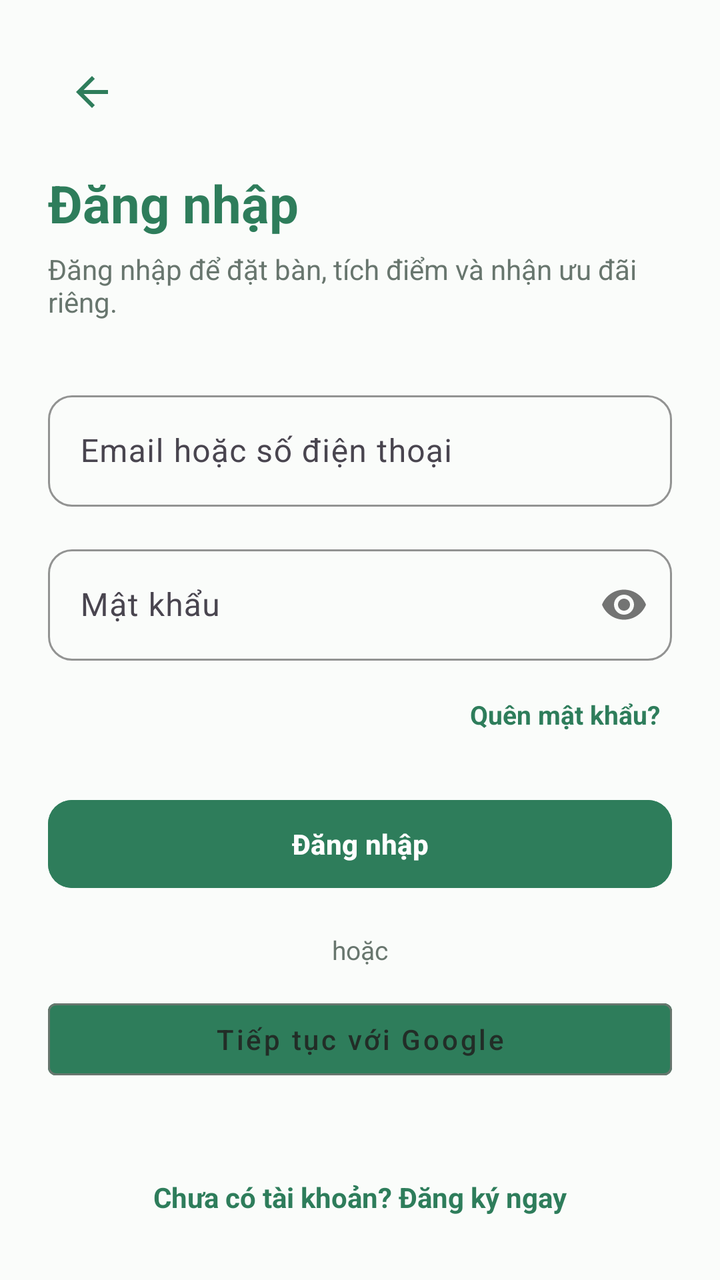
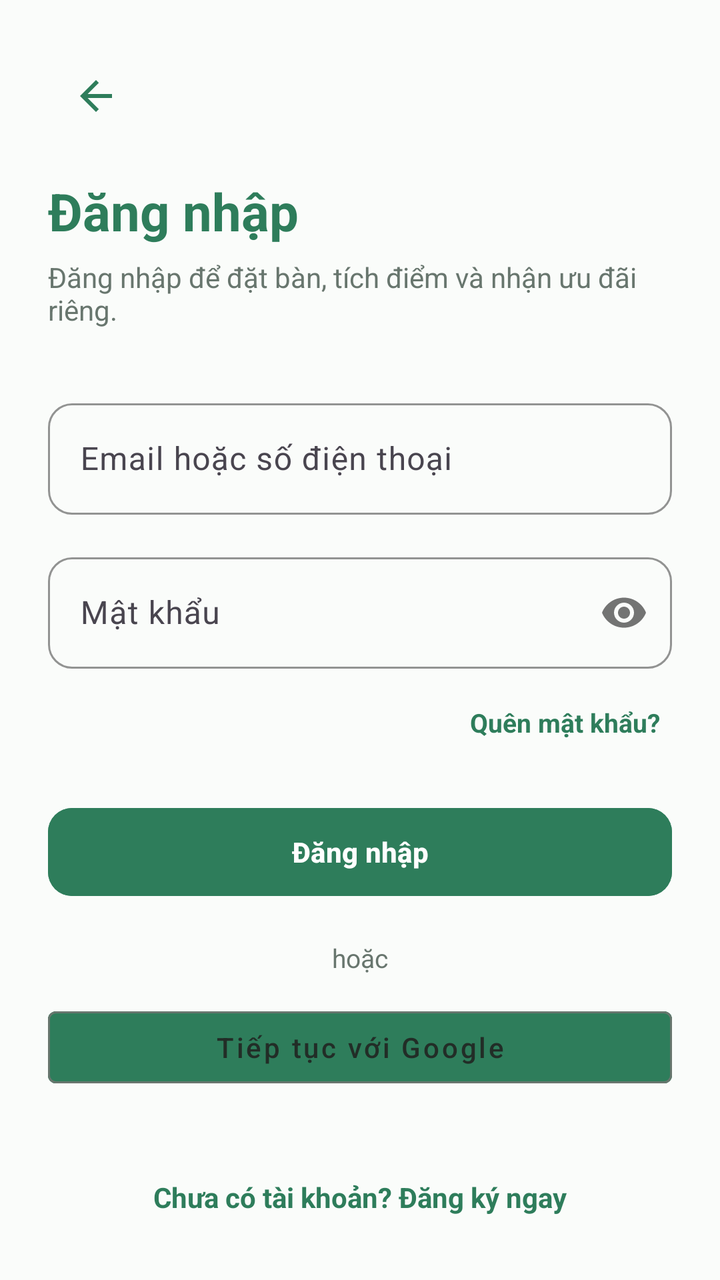

An Android layout rendered at two revisions. The XML below is the earlier revision; the diff shows what the commit changed to produce the second picture.
<!-- AndroidManifest.xml: application theme Theme.VietTable -->
<!-- res/layout/fragment_login.xml -->
<?xml version="1.0" encoding="utf-8"?>
<ScrollView
    xmlns:android="http://schemas.android.com/apk/res/android"
    xmlns:app="http://schemas.android.com/apk/res-auto"
    android:layout_width="match_parent"
    android:layout_height="match_parent"
    android:background="@color/bg_cream"
    android:fillViewport="true">

    <LinearLayout
        android:layout_width="match_parent"
        android:layout_height="wrap_content"
        android:orientation="vertical"
        android:padding="24dp"
        android:tag="safe_all">

        <ImageButton
            android:id="@+id/btnBack"
            android:layout_width="44dp"
            android:layout_height="44dp"
            android:background="?attr/selectableItemBackgroundBorderless"
            android:src="@drawable/ic_back"
            app:tint="@color/primary" />

        <TextView
            android:layout_width="wrap_content"
            android:layout_height="wrap_content"
            android:layout_marginTop="16dp"
            android:text="@string/auth_login"
            android:textColor="@color/primary"
            android:textSize="26sp"
            android:textStyle="bold" />

        <TextView
            android:layout_width="wrap_content"
            android:layout_height="wrap_content"
            android:layout_marginTop="6dp"
            android:text="Đăng nhập để đặt bàn, tích điểm và nhận ưu đãi riêng."
            android:textColor="@color/text_secondary"
            android:textSize="14sp" />

        <com.google.android.material.textfield.TextInputLayout
            android:id="@+id/tilEmail"
            style="@style/Widget.VietTable.TextInputLayout"
            android:layout_width="match_parent"
            android:layout_height="wrap_content"
            android:layout_marginTop="32dp"
            android:hint="@string/auth_email_or_phone">

            <com.google.android.material.textfield.TextInputEditText
                android:id="@+id/etEmail"
                android:layout_width="match_parent"
                android:layout_height="wrap_content"
                android:inputType="textEmailAddress" />
        </com.google.android.material.textfield.TextInputLayout>

        <com.google.android.material.textfield.TextInputLayout
            android:id="@+id/tilPassword"
            style="@style/Widget.VietTable.TextInputLayout"
            android:layout_width="match_parent"
            android:layout_height="wrap_content"
            android:layout_marginTop="16dp"
            android:hint="@string/auth_password"
            app:passwordToggleEnabled="true">

            <com.google.android.material.textfield.TextInputEditText
                android:id="@+id/etPassword"
                android:layout_width="match_parent"
                android:layout_height="wrap_content"
                android:inputType="textPassword" />
        </com.google.android.material.textfield.TextInputLayout>

        <TextView
            android:id="@+id/btnForgotPassword"
            android:layout_width="wrap_content"
            android:layout_height="wrap_content"
            android:layout_gravity="end"
            android:layout_marginTop="12dp"
            android:padding="6dp"
            android:text="@string/auth_forgot_password"
            android:textColor="@color/primary"
            android:textSize="13sp"
            android:textStyle="bold" />

        <TextView
            android:id="@+id/tvError"
            android:layout_width="match_parent"
            android:layout_height="wrap_content"
            android:layout_marginTop="12dp"
            android:textColor="@color/semantic_error"
            android:textSize="13sp"
            android:visibility="gone" />

        <com.google.android.material.button.MaterialButton
            android:id="@+id/btnSubmitLogin"
            style="@style/Widget.VietTable.Button.Primary"
            android:layout_width="match_parent"
            android:layout_height="wrap_content"
            android:layout_marginTop="24dp"
            android:text="@string/auth_login" />

        <TextView
            android:layout_width="wrap_content"
            android:layout_height="wrap_content"
            android:layout_gravity="center_horizontal"
            android:layout_marginTop="18dp"
            android:text="@string/auth_or"
            android:textColor="@color/text_secondary"
            android:textSize="13sp" />

        <com.google.android.material.button.MaterialButton
            android:id="@+id/btnGoogleSignIn"
            style="@style/Widget.MaterialComponents.Button.OutlinedButton"
            android:layout_width="match_parent"
            android:layout_height="wrap_content"
            android:layout_marginTop="12dp"
            android:text="@string/auth_continue_with_google"
            android:textAllCaps="false"
            android:textColor="@color/text_primary"
            app:strokeColor="@color/text_secondary" />

        <View
            android:layout_width="match_parent"
            android:layout_height="0dp"
            android:layout_weight="1" />

        <TextView
            android:id="@+id/btnGoRegister"
            android:layout_width="wrap_content"
            android:layout_height="wrap_content"
            android:layout_gravity="center_horizontal"
            android:layout_marginTop="24dp"
            android:padding="8dp"
            android:text="@string/auth_no_account"
            android:textColor="@color/primary"
            android:textSize="14sp"
            android:textStyle="bold" />

    </LinearLayout>
</ScrollView>
<!-- resources referenced by this layout -->
<resources>
  <color name="bg_cream">#FAFCFA</color>
  <color name="primary">#2E7D5B</color>
  <color name="semantic_error">#D32F2F</color>
  <color name="text_primary">#222D27</color>
  <color name="text_secondary">#68766E</color>
  <string name="auth_continue_with_google">Tiếp tục với Google</string>
  <string name="auth_email_or_phone">Email hoặc số điện thoại</string>
  <string name="auth_forgot_password">Quên mật khẩu?</string>
  <string name="auth_login">Đăng nhập</string>
  <string name="auth_or">hoặc</string>
  <string name="auth_password">Mật khẩu</string>
  <dimen name="btn_height_primary">52dp</dimen>
  <dimen name="radius_medium">12dp</dimen>
  <style name="Base.Theme.VietTable" parent="Theme.Material3.Light.NoActionBar">
          
          <item name="colorPrimary">@color/primary</item>
          <item name="colorPrimaryDark">@color/primary_dark</item>
          <item name="colorOnPrimary">@color/on_primary</item>
          <item name="colorPrimaryContainer">@color/primary_container</item>
          <item name="colorOnPrimaryContainer">@color/on_primary_container</item>
  
          <item name="colorSecondary">@color/accent_gold</item>
          <item name="colorOnSecondary">@color/white</item>
          <item name="colorSecondaryContainer">@color/accent_gold_container</item>
          <item name="colorOnSecondaryContainer">@color/accent_gold_dark</item>
  
          <item name="android:colorBackground">@color/bg_cream</item>
          <item name="colorSurface">@color/surface</item>
          <item name="colorOnSurface">@color/text_primary</item>
          <item name="colorSurfaceVariant">@color/surface_variant</item>
  
          <item name="colorError">@color/semantic_error</item>
          <item name="colorOnError">@color/white</item>
  
          
          <item name="android:statusBarColor">@android:color/transparent</item>
          <item name="android:windowLightStatusBar">true</item>
          <item name="android:navigationBarColor">@android:color/transparent</item>
          <item name="android:windowLightNavigationBar">true</item>
  
          
          <item name="colorAccent">@color/primary</item>
          <item name="alertDialogTheme">@style/ThemeOverlay.VietTable.Dialog.Alert</item>
          <item name="materialAlertDialogTheme">@style/ThemeOverlay.VietTable.MaterialAlertDialog</item>
          <item name="buttonBarPositiveButtonStyle">@style/Widget.VietTable.Dialog.Button.Positive</item>
          <item name="buttonBarNegativeButtonStyle">@style/Widget.VietTable.Dialog.Button.Negative</item>
          <item name="buttonBarNeutralButtonStyle">@style/Widget.VietTable.Dialog.Button.Neutral</item>
          <item name="materialButtonStyle">@style/Widget.VietTable.Button.Primary</item>
          <item name="materialButtonOutlinedStyle">@style/Widget.VietTable.Button.Outlined</item>
          <item name="borderlessButtonStyle">@style/Widget.VietTable.Button.Text</item>
          <item name="materialCardViewStyle">@style/Widget.VietTable.Card</item>
          <item name="textInputStyle">@style/Widget.VietTable.TextInputLayout</item>
          <item name="toolbarStyle">@style/Widget.VietTable.Toolbar</item>
          <item name="bottomNavigationStyle">@style/Widget.VietTable.BottomNavigationView</item>
      </style>
  <dimen name="text_button">14sp</dimen>
  <color name="primary_dark">#24654A</color>
  <color name="on_primary">#FFFFFF</color>
  <color name="primary_container">#EEF7F2</color>
  <color name="on_primary_container">#1B4E38</color>
  <color name="accent_gold">#CCA862</color>
  <color name="white">#FFFFFFFF</color>
  <color name="accent_gold_container">#FAF5EB</color>
  <color name="accent_gold_dark">#9E7D33</color>
  <color name="surface">#FFFFFF</color>
  <color name="surface_variant">#F3F7F5</color>
  <color name="transparent">#00000000</color>
  <dimen name="radius_large">16dp</dimen>
  <dimen name="card_elevation">1.5dp</dimen>
  <color name="divider">#E9EFEB</color>
  <dimen name="card_stroke_width">1dp</dimen>
  <!-- unchanged entries left out for length: 20 -->
</resources>

<!-- the commit's change to res/layout/fragment_login.xml (unified diff, before → after) -->
@@ -16,9 +16,10 @@
 
         <ImageButton
             android:id="@+id/btnBack"
-            android:layout_width="44dp"
-            android:layout_height="44dp"
+            android:layout_width="48dp"
+            android:layout_height="48dp"
             android:background="?attr/selectableItemBackgroundBorderless"
+            android:contentDescription="@string/a11y_back"
             android:src="@drawable/ic_back"
             app:tint="@color/primary" />
 
@@ -51,6 +52,7 @@
                 android:id="@+id/etEmail"
                 android:layout_width="match_parent"
                 android:layout_height="wrap_content"
+                android:imeOptions="actionNext"
                 android:inputType="textEmailAddress" />
         </com.google.android.material.textfield.TextInputLayout>
 
@@ -67,6 +69,7 @@
                 android:id="@+id/etPassword"
                 android:layout_width="match_parent"
                 android:layout_height="wrap_content"
+                android:imeOptions="actionDone"
                 android:inputType="textPassword" />
         </com.google.android.material.textfield.TextInputLayout>
 
<!-- resource entries referenced after the edit -->
@@ -5,6 +5,7 @@
   <color name="semantic_error">#D32F2F</color>
   <color name="text_primary">#222D27</color>
   <color name="text_secondary">#68766E</color>
+  <string name="a11y_back">Quay lại</string>
   <string name="auth_continue_with_google">Tiếp tục với Google</string>
   <string name="auth_email_or_phone">Email hoặc số điện thoại</string>
   <string name="auth_forgot_password">Quên mật khẩu?</string>
@@ -38,7 +39,6 @@
           <item name="android:statusBarColor">@android:color/transparent</item>
           <item name="android:windowLightStatusBar">true</item>
           <item name="android:navigationBarColor">@android:color/transparent</item>
-          <item name="android:windowLightNavigationBar">true</item>
   
           
           <item name="colorAccent">@color/primary</item>
